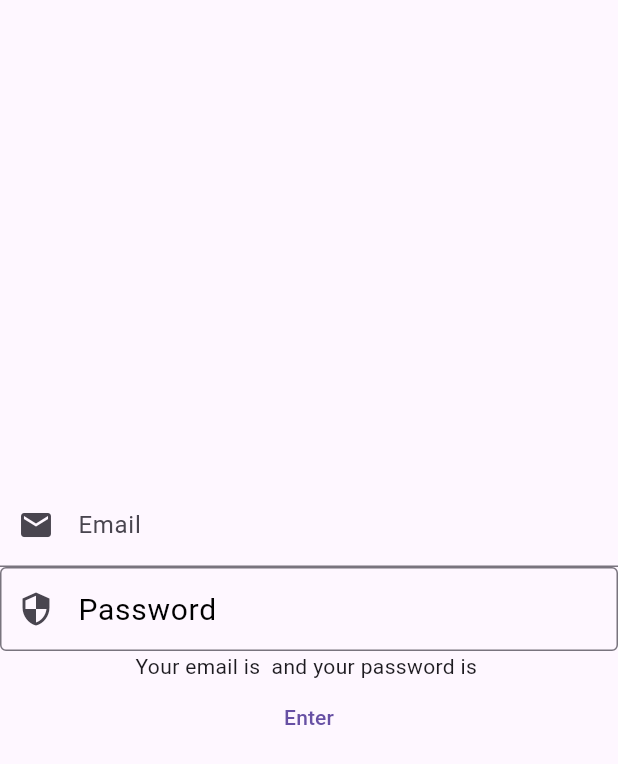
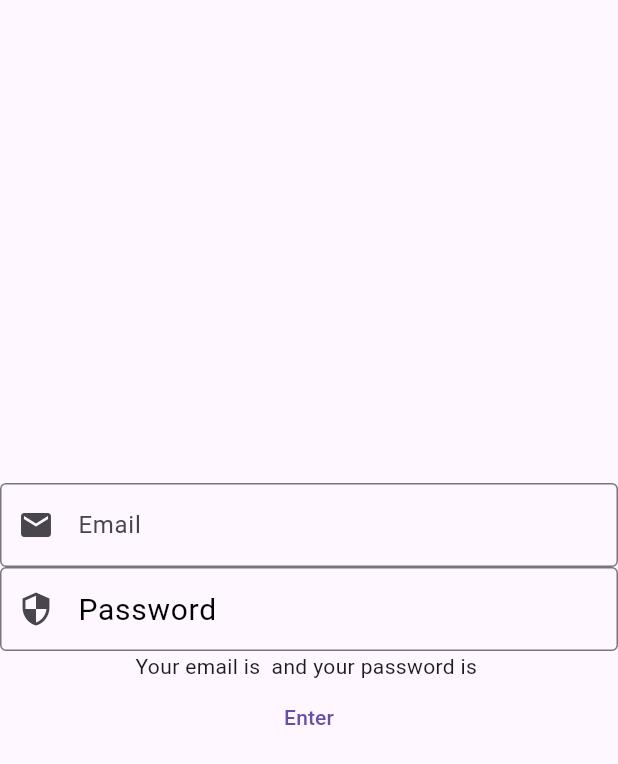
Before and after one commit to SiaMig/Text_Field, a Flutter app: the screen it shows after launch, on a phone screen of 412 x 824 dp. Shown: the top 764 px of the screen. Run offline on Flutter 3.47's test engine with Material 3 defaults, Android fonts, the phone set to English and light mode, and no system bars.

```diff
--- a/lib/home.dart
+++ b/lib/home.dart
@@ -5,6 +5,7 @@ class Home extends StatefulWidget {
   State<Home> createState() => _HomeState();
 }
 class _HomeState extends State<Home> {
+
 TextEditingController emailController = TextEditingController();
 // A TextEditingController can also be used to provide an initial value
 //for a text field.
@@ -16,24 +17,30 @@ String pass="";
 Widget build(BuildContext context) {
 return Scaffold(
 /*appBar: AppBar(
-        title: const Text('TextField'),
-      ),*/
+title: const Text('TextField'),),*/
+
 body:  Column(
 mainAxisAlignment: MainAxisAlignment.center,
-        children: [ TextField(
+children: [
+ TextField(
+  // controllers are used to store text value which user
+  // has entered as a part of input
 controller: emailController,
 decoration: const InputDecoration(
-            // hintText: "Email",
+hintText: "Email",
 labelText: "Email",
 prefixIcon: Icon(Icons.email),
+
 // An icon that appears before the [prefix] or
 // [prefixText] and before the editable part of
-            //the text field, within the decoration's container
-          // border: OutlineInputBorder(),
+////the text field, within the decoration's container
+
+border: OutlineInputBorder(),
+
 //  Creates a rounded rectangle outline border for an
 // [InputDecorator].
+),
 
-        ),
 keyboardType: TextInputType.emailAddress,),
 
 TextField(
@@ -41,8 +48,8 @@ String pass="";
 decoration:const InputDecoration(
 hintText: "Enter password",
 labelText: "Password",
+prefixIcon: Icon(Icons.security),
 
-            prefixIcon: Icon(Icons.security),
 labelStyle: TextStyle(
 fontStyle: FontStyle.normal,
 fontSize: 20,
@@ -50,6 +57,7 @@ String pass="";
 border: OutlineInputBorder(),     ),
 keyboardType: TextInputType.visiblePassword,
 obscureText: true,),
+
 Text("Your email is $email and your password is $pass"),
 TextButton(onPressed: (){
   setState(() {
@@ -61,6 +69,10 @@ pass = passController.text;
 ], ) ,);
       }}
 
+
+
+
+
 /*MaterialButton(onPressed: () {
 SnackBar snackBar = const SnackBar(content: Text("Welcome to the app"));
 ScaffoldMessenger.of(context).showSnackBar(snackBar);
```
Lines whose indentation alone changed are shown as unchanged.
